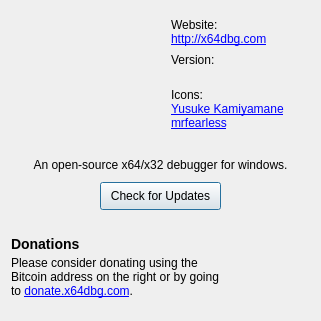
First picture: the form in src/gui/Src/Gui/AboutDialog.ui, repository x64dbg/x64dbg, before the edit.
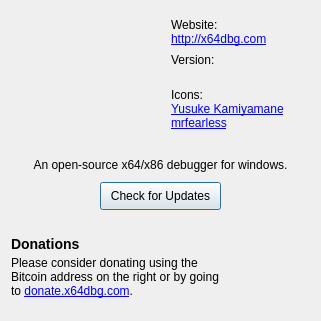
Second picture: the form after the edit. Icons and pictures are not drawn.

```diff
--- a/src/gui/Src/Gui/AboutDialog.ui
+++ b/src/gui/Src/Gui/AboutDialog.ui
@@ -299,7 +299,7 @@
         <set>Qt::ImhUrlCharactersOnly</set>
        </property>
        <property name="text">
-        <string>An open-source x64/x32 debugger for windows.</string>
+        <string>An open-source x64/x86 debugger for windows.</string>
        </property>
        <property name="alignment">
         <set>Qt::AlignCenter</set>
```
